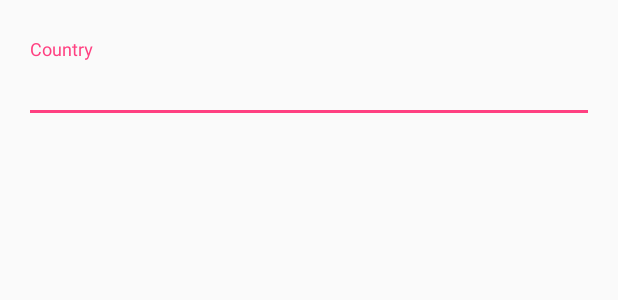
After one commit to bernhardpflug/RxJavaDemo, an Android app: the layout activity_example_four.xml on its own in the app's theme, with its tools: preview values and no code run, on a phone screen of 412 x 824 dp. The commit adds this screen. Shown: the top 300 px of the screen. Run offline under Robolectric (Android 15) with nearby library versions, the phone set to English and light mode, and no system bars.

Commit message:
Added example to illustrate web calls for search suggestions

```diff
--- a/app/build.gradle
+++ b/app/build.gradle
@@ -37,4 +37,8 @@ dependencies {
     compile 'io.reactivex:rxandroid:1.0.1'
     //bindings for Android Widgets
     compile 'com.jakewharton.rxbinding:rxbinding:0.3.0'
+    //rest api
+    compile 'com.squareup.retrofit:retrofit:2.0.0-beta2'
+    compile 'com.squareup.retrofit:converter-gson:2.0.0-beta2'
+    compile 'com.squareup.retrofit:adapter-rxjava:2.0.0-beta2'
 }
--- a/app/src/main/AndroidManifest.xml
+++ b/app/src/main/AndroidManifest.xml
@@ -1,6 +1,8 @@
 <?xml version="1.0" encoding="utf-8"?>
 <manifest xmlns:android="http://schemas.android.com/apk/res/android"
     package="bernhardpflug.at.rxjavademo">
+
+    <uses-permission android:name="android.permission.INTERNET"/>
 
     <application
         android:allowBackup="true"
@@ -24,6 +26,9 @@
         <activity
             android:name="at.bernhardpflug.rxjavademo.ExampleThreeActivity"
             android:label="@string/title_activity_example_three"></activity>
+        <activity
+            android:name="at.bernhardpflug.rxjavademo.four.ExampleFourActivity"
+            android:label="@string/title_activity_example_four"></activity>
     </application>
 
 </manifest>
--- a/app/src/main/java/at/bernhardpflug/rxjavademo/MainActivity.java
+++ b/app/src/main/java/at/bernhardpflug/rxjavademo/MainActivity.java
@@ -4,6 +4,7 @@ import android.content.Intent;
 import android.os.Bundle;
 import android.support.v7.app.AppCompatActivity;
 
+import at.bernhardpflug.rxjavademo.four.ExampleFourActivity;
 import bernhardpflug.at.rxjavademo.R;
 import butterknife.ButterKnife;
 import butterknife.OnClick;
@@ -32,4 +33,9 @@ public class MainActivity extends AppCompatActivity {
     void onExampleThreeClick() {
         startActivity(new Intent(this, ExampleThreeActivity.class));
     }
+
+    @OnClick(R.id.exampleFour)
+    void onExampleFourClick() {
+        startActivity(new Intent(this, ExampleFourActivity.class));
+    }
 }
--- /dev/null
+++ b/app/src/main/res/layout/activity_example_four.xml
@@ -0,0 +1,28 @@
+<?xml version="1.0" encoding="utf-8"?>
+<RelativeLayout xmlns:android="http://schemas.android.com/apk/res/android"
+    xmlns:tools="http://schemas.android.com/tools"
+    android:layout_width="match_parent"
+    android:layout_height="match_parent"
+    android:paddingBottom="@dimen/activity_vertical_margin"
+    android:paddingLeft="@dimen/activity_horizontal_margin"
+    android:paddingRight="@dimen/activity_horizontal_margin"
+    android:paddingTop="@dimen/activity_vertical_margin"
+    tools:context="at.bernhardpflug.rxjavademo.ExampleOneActivity">
+
+    <android.support.design.widget.TextInputLayout
+        android:layout_width="match_parent"
+        android:layout_height="wrap_content"
+        android:layout_marginTop="10dp">
+
+        <AutoCompleteTextView
+            android:id="@+id/country"
+            android:layout_width="match_parent"
+            android:layout_height="wrap_content"
+            android:completionThreshold="1"
+            android:hint="@string/example_four_country"
+            android:maxLines="1"
+            android:singleLine="true" />
+
+    </android.support.design.widget.TextInputLayout>
+
+</RelativeLayout>
--- a/app/src/main/res/layout/activity_main.xml
+++ b/app/src/main/res/layout/activity_main.xml
@@ -27,4 +27,10 @@
         android:layout_width="match_parent"
         android:layout_height="wrap_content"
         android:text="@string/title_activity_example_three" />
+
+    <Button
+        android:id="@+id/exampleFour"
+        android:layout_width="match_parent"
+        android:layout_height="wrap_content"
+        android:text="@string/title_activity_example_four" />
 </LinearLayout>
--- a/app/src/main/res/values/strings.xml
+++ b/app/src/main/res/values/strings.xml
@@ -3,9 +3,13 @@
     <string name="title_activity_example_one">Example One</string>
     <string name="title_activity_example_two">Example Two</string>
     <string name="title_activity_example_three">Example Three</string>
+    <string name="title_activity_example_four">Example Four</string>
 
-    <!-- Strings related to login -->
+    <!-- Strings related to example three -->
     <string name="example_three_email">Email</string>
     <string name="example_three_password">Password</string>
     <string name="example_three_register">Register</string>
+
+    <!-- Strings related to example four -->
+    <string name="example_four_country">Country</string>
 </resources>
```
Also changed, not shown: app/src/main/java/at/bernhardpflug/rxjavademo/four/Country.java (added, +36 -0 lines), app/src/main/java/at/bernhardpflug/rxjavademo/four/ExampleFourActivity.java (added, +146 -0 lines), app/src/main/java/at/bernhardpflug/rxjavademo/four/RestCountriesService.java (added, +18 -0 lines), app/src/main/java/at/bernhardpflug/rxjavademo/util/LoggingInterceptor.java (added, +41 -0 lines), 1 other file.
